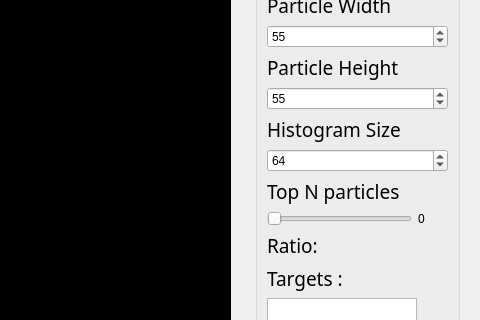
Old version of the form modules/tracking/particlefilter/ParticleFilterWidgetGui.ui in the repository Boazrciasn/RDFramework; both pictures show x 433 to 913 and y 181 to 501 of the 913 by 744 pixel window.
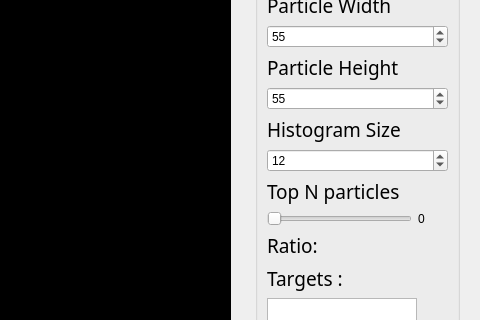
New version of the form.

Commit message: setHistSize bugfix, horizontal slider ile videoda hareket edildiğinde particle filter'ın tekrar başlatılması eklendi.

```diff
--- a/modules/tracking/particlefilter/ParticleFilterWidgetGui.ui
+++ b/modules/tracking/particlefilter/ParticleFilterWidgetGui.ui
@@ -256,7 +256,7 @@
             <number>4</number>
            </property>
            <property name="value">
-            <number>64</number>
+            <number>12</number>
            </property>
           </widget>
          </item>
```
The commit also changes 6 other files.
